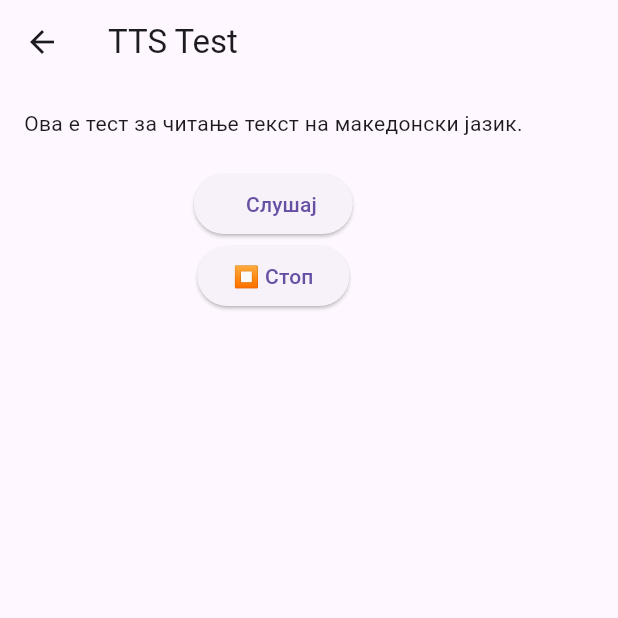
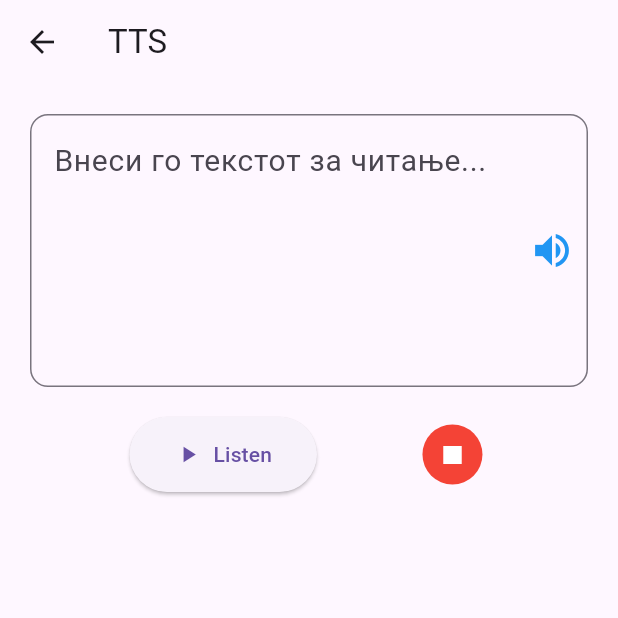
Before and after one commit to angelap11/dyslexia_app, a Flutter app: the screen it shows after launch, after a tap on "🗣 TTS Test", on a phone screen of 412 x 824 dp, the top half of it. Run offline on Flutter 3.47's test engine with Material 3 defaults, Android fonts, the phone set to English and light mode, and no system bars; our stand-ins replace audioplayers, file_picker, flutter_dotenv, hive_flutter, image_picker; missing offline and left inert: google_mlkit_text_recognition; accounts and stored records are empty.

Commit message:
tts implementation

```diff
--- a/lib/features/tts/tts_screen.dart
+++ b/lib/features/tts/tts_screen.dart
@@ -1,45 +1,75 @@
 import 'package:flutter/material.dart';
 import 'tts_service.dart';
+
 class TtsScreen extends StatefulWidget {
   const TtsScreen({super.key});
+
   @override
   State<TtsScreen> createState() => _TtsScreenState();
 }
 
 class _TtsScreenState extends State<TtsScreen> {
   final TtsService _tts = TtsService();
+  final TextEditingController _controller = TextEditingController();
 
   @override
-  void initState() {
-    super.initState();
-    _tts.init();
+  void dispose() {
+    _controller.dispose();
+    super.dispose();
   }
 
   @override
   Widget build(BuildContext context) {
     return Scaffold(
-      appBar: AppBar(title: const Text('TTS Test')),
+      appBar: AppBar(title: const Text('TTS')),
       body: Padding(
-        padding: const EdgeInsets.all(16),
+        padding: const EdgeInsets.all(20),
         child: Column(
           children: [
-            const Text(
-              'Ова е тест за читање текст на македонски јазик.',
+            TextField(
+              controller: _controller,
+              maxLines: 5,
+              decoration: InputDecoration(
+                hintText: 'Внеси го текстот за читање...',
+                border: OutlineInputBorder(
+                  borderRadius: BorderRadius.circular(12),
+                ),
+                suffixIcon: IconButton(
+                  icon: const Icon(Icons.volume_up, color: Colors.blue, size: 30),
+                  onPressed: () {
+                    if (_controller.text.isNotEmpty) {
+                      _tts.speak(_controller.text);
+                    }
+                  },
+                ),
+              ),
             ),
             const SizedBox(height: 20),
-            ElevatedButton(
-              onPressed: () {
-                _tts.speak(
-                  'Ова е тест за читање текст на македонски јазик',
-                );
-              },
-              child: const Text('   Слушај'),
-            ),
-            ElevatedButton(
-              onPressed: () {
-                _tts.stop();
-              },
-              child: const Text('⏹ Стоп'),
+            Row(
+              mainAxisAlignment: MainAxisAlignment.spaceEvenly,
+              children: [
+                ElevatedButton.icon(
+                  onPressed: () {
+                    if (_controller.text.isNotEmpty) {
+                      _tts.speak(_controller.text);
+                    } else {
+                      ScaffoldMessenger.of(context).showSnackBar(
+                        const SnackBar(content: Text('Прво внеси текст!')),
+                      );
+                    }
+                  },
+                  icon: const Icon(Icons.play_arrow),
+                  label: const Text('Listen'),
+                  style: ElevatedButton.styleFrom(
+                    padding: const EdgeInsets.symmetric(horizontal: 30, vertical: 15),
+                  ),
+                ),
+                IconButton.filled(
+                  onPressed: () => _tts.stop(),
+                  icon: const Icon(Icons.stop),
+                  style: IconButton.styleFrom(backgroundColor: Colors.red),
+                ),
+              ],
             ),
           ],
         ),
--- a/lib/main.dart
+++ b/lib/main.dart
@@ -1,8 +1,13 @@
 import 'package:flutter/material.dart';
 import 'package:hive_flutter/hive_flutter.dart';
+import 'package:flutter_dotenv/flutter_dotenv.dart';
 import 'app.dart';
-void main() async {
+
+Future<void> main() async {
   WidgetsFlutterBinding.ensureInitialized();
+
+  await dotenv.load(fileName: ".env");   // load .env variables
   await Hive.initFlutter();
+
   runApp(const MyApp());
 }
```
Also changed, not shown: lib/features/tts/tts_service.dart (+50 -11 lines), pubspec.yaml (+16 -20 lines), pubspec.lock, 1 other file.
